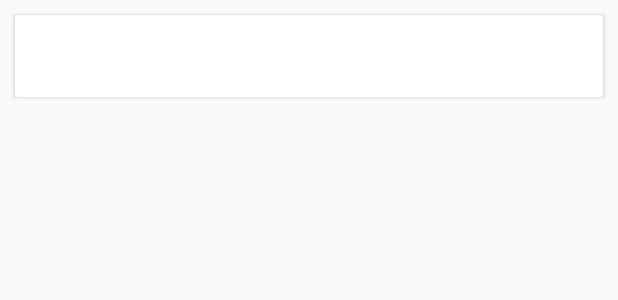
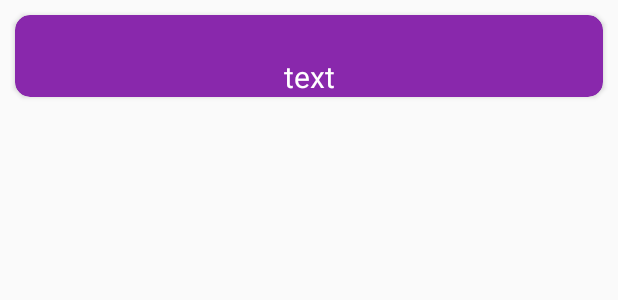
Before and after one commit to rempawl/TaskApp, an Android app: the layout task_list_item.xml on its own in the app's theme, with its tools: preview values and no code run, on a phone screen of 412 x 824 dp. Shown: the top 300 px of the screen. Run offline under Robolectric (Android 15) with nearby library versions, the phone set to English and light mode, and no system bars.

Commit message:
bugfix, color change

```diff
--- a/app/src/main/java/com/example/taskapp/viewmodels/reminder/FrequencyModel.kt
+++ b/app/src/main/java/com/example/taskapp/viewmodels/reminder/FrequencyModel.kt
@@ -38,15 +38,13 @@ class FrequencyModel @AssistedInject constructor(@Assisted frequency: Frequency?
     var currentWeekDays = ReminderFrequencyState.WeekDays().daysOfWeek
 
     fun setDailyFrequency(freq: Int = currentDailyFrequency) {
-        frequencyState = ReminderFrequencyState.Daily(currentDailyFrequency)
+        frequencyState = ReminderFrequencyState.Daily(freq)
         currentDailyFrequency = freq
     }
 
     fun setDaysOfWeekFrequency(daysOfWeek: Set<DayOfWeekValue> = currentWeekDays) {
         currentWeekDays = daysOfWeek
         frequencyState = ReminderFrequencyState.WeekDays(daysOfWeek)
-
-
     }
 
     fun getFrequency(): Frequency = frequencyState.convertToFrequency()
--- a/app/src/main/res/layout/activity_main.xml
+++ b/app/src/main/res/layout/activity_main.xml
@@ -23,6 +23,7 @@
             android:name="androidx.navigation.fragment.NavHostFragment"
             android:layout_width="match_parent"
             android:layout_height="0dp"
+
             android:layout_weight="1"
             app:defaultNavHost="true"
             app:navGraph="@navigation/main_navigation" />
--- a/app/src/main/res/layout/my_tasks_fragment.xml
+++ b/app/src/main/res/layout/my_tasks_fragment.xml
@@ -12,6 +12,8 @@
     <FrameLayout
         android:layout_width="match_parent"
         android:layout_height="match_parent"
+        android:background="@color/colorPrimaryDark"
+
         tools:context=".fragments.MyTasksFragment">
 
         <androidx.constraintlayout.widget.ConstraintLayout
--- a/app/src/main/res/layout/task_list_item.xml
+++ b/app/src/main/res/layout/task_list_item.xml
@@ -1,5 +1,7 @@
 <?xml version="1.0" encoding="utf-8"?>
-<layout xmlns:android="http://schemas.android.com/apk/res/android">
+<layout xmlns:android="http://schemas.android.com/apk/res/android"
+    xmlns:tools="http://schemas.android.com/tools"
+    xmlns:app="http://schemas.android.com/apk/res-auto">
 
     <data>
     <import type="android.view.View"/>
@@ -10,37 +12,43 @@
 
     <androidx.cardview.widget.CardView
         android:id="@+id/task_card"
-        android:background="@color/colorAccent"
+        android:layout_width="match_parent"
+        android:layout_height="wrap_content"
         android:layout_margin="10dp"
-        android:layout_width="match_parent"
-        android:layout_height="wrap_content">
+        app:cardBackgroundColor="@color/colorAccent"
+        app:cardCornerRadius="10dp">
+
         <LinearLayout
-            android:orientation="vertical"
             android:layout_width="match_parent"
             android:layout_height="match_parent"
-            >
+            android:orientation="vertical">
 
-            <TextView
+            <com.google.android.material.textview.MaterialTextView
                 android:id="@+id/task_name"
                 android:layout_width="match_parent"
                 android:layout_height="wrap_content"
+                android:layout_gravity="center"
                 android:gravity="center_horizontal"
                 android:text="@{@string/task_name(task.name)}"
                 android:textAlignment="center"
+                android:textColor="@color/cardview_light_background"
                 android:textSize="20sp" />
-            <TextView
-                android:visibility='@{task.description.equalsIgnoreCase("")  ? View.GONE : View.VISIBLE}'
+
+            <com.google.android.material.textview.MaterialTextView
                 android:id="@+id/task_desc"
                 android:layout_width="match_parent"
                 android:layout_height="wrap_content"
+                android:layout_gravity="center"
                 android:gravity="center_horizontal"
                 android:text="@{@string/task_description(task.description)}"
                 android:textAlignment="center"
-                android:textSize="20sp" />
+                android:textColor="@color/cardview_light_background"
+                android:textSize="20sp"
+                android:visibility='@{task.description.equalsIgnoreCase("")  ? View.GONE : View.VISIBLE}'
+                tools:text="text" />
 
 
             <!--            <com.google.android.material.button.MaterialButton-->
-
 
 
             <!--                app:layout_constraintTop_toBottomOf="@id/task_name"-->
@@ -51,7 +59,6 @@
             <!--                android:textSize="20sp" />-->
 
 
-
         </LinearLayout>
     </androidx.cardview.widget.CardView>
 </layout>
--- a/app/src/main/res/layout/today_fragment.xml
+++ b/app/src/main/res/layout/today_fragment.xml
@@ -10,6 +10,8 @@
 
     <FrameLayout
         android:layout_width="match_parent"
+        android:background="@color/colorPrimaryDark"
+
         android:layout_height="match_parent"
         tools:context=".fragments.TodayFragment">
 
--- a/app/src/main/res/values/colors.xml
+++ b/app/src/main/res/values/colors.xml
@@ -2,5 +2,5 @@
 <resources>
     <color name="colorPrimary">#6200EE</color>
     <color name="colorPrimaryDark">#3700B3</color>
-    <color name="colorAccent">#03DAC5</color>
+    <color name="colorAccent">#8928AC</color>
 </resources>
```
Also changed, not shown: app/src/main/java/com/example/taskapp/MyApp.kt (+0 -17 lines). Lines whose indentation alone changed are shown as unchanged.
